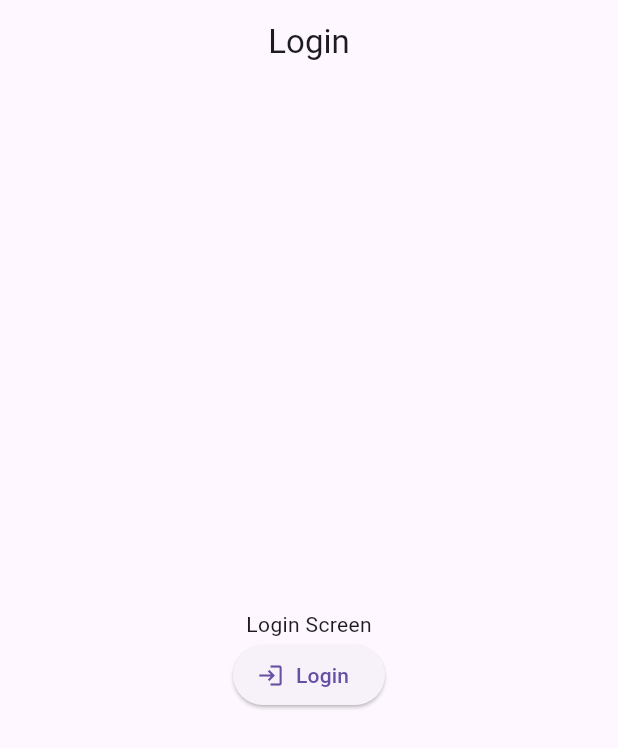
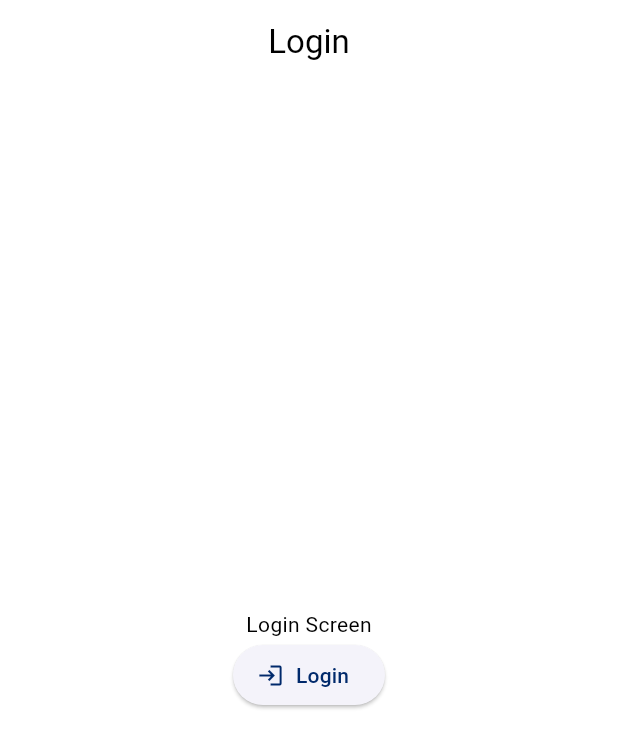
Before and after one commit to Daddy2054/project_setup, a Flutter app: the screen it shows after launch, on a phone screen of 412 x 824 dp. Shown: the top 748 px of the screen. Run offline on Flutter 3.47's test engine with Material 3 defaults, Android fonts, the phone set to English and light mode, and no system bars; our stand-ins replace connectivity_plus, dio, firebase_analytics, firebase_core, firebase_crashlytics, flex_color_scheme and 8 more; missing offline and left inert: dio_http_formatter, flutter_screen_lock; accounts and stored records are empty; generated files the repository leaves out were written again.

Commit message:
Flex Color Scheme.mp4

```diff
--- /dev/null
+++ b/lib/core/theme/app_theme.dart
@@ -0,0 +1,121 @@
+import 'package:flex_color_scheme/flex_color_scheme.dart';
+import 'package:flutter/material.dart';
+
+import 'package:project_setup/core/theme/theme_const.dart';
+
+mixin AppThemeMixin {
+  final lightTheme = ThemeData(
+    primarySwatch: Colors.pink,
+    brightness: Brightness.light,
+    bottomNavigationBarTheme: const BottomNavigationBarThemeData(
+      backgroundColor: Colors.pinkAccent,
+      selectedItemColor: Colors.white,
+      unselectedItemColor: Colors.grey,
+      selectedLabelStyle: TextStyle(
+        color: Colors.white,
+        fontSize: 14,
+        fontWeight: FontWeight.w700,
+      ),
+      unselectedLabelStyle: TextStyle(
+        color: Colors.grey,
+        fontSize: 12,
+        fontWeight: FontWeight.w500,
+      ),
+    ),
+    textTheme: ThemeData.light().textTheme.copyWith(
+          labelLarge: const TextStyle(
+            fontSize: 24,
+            color: Colors.black,
+          ),
+        ),
+  );
+
+  final darkTheme = ThemeData(
+    colorScheme: const ColorScheme.dark().copyWith(
+      primary: Colors.amber,
+    ),
+    brightness: Brightness.dark,
+    bottomNavigationBarTheme: const BottomNavigationBarThemeData(
+      backgroundColor: Colors.black38,
+      selectedItemColor: Colors.white,
+      unselectedItemColor: Colors.grey,
+      selectedLabelStyle: TextStyle(
+        color: Colors.white,
+        fontSize: 14,
+        fontWeight: FontWeight.w700,
+      ),
+      unselectedLabelStyle: TextStyle(
+        color: Colors.grey,
+        fontSize: 12,
+        fontWeight: FontWeight.w500,
+      ),
+    ),
+  );
+
+  FlexSubThemesData flexSubThemesDataLight = const FlexSubThemesData(
+    blendOnLevel: 10,
+    blendOnColors: false,
+    bottomNavigationBarSelectedLabelSchemeColor: SchemeColor.primary,
+    bottomNavigationBarUnselectedLabelSchemeColor: SchemeColor.tertiary,
+    bottomNavigationBarSelectedIconSchemeColor: SchemeColor.primary,
+    bottomNavigationBarUnselectedIconSchemeColor: SchemeColor.tertiary,
+    bottomNavigationBarBackgroundSchemeColor: SchemeColor.primaryContainer,
+    bottomNavigationBarElevation: 4.5,
+    navigationBarSelectedLabelSchemeColor: SchemeColor.onSecondary,
+    navigationBarUnselectedLabelSchemeColor: SchemeColor.surface,
+    navigationBarSelectedIconSchemeColor: SchemeColor.onSecondary,
+    navigationBarUnselectedIconSchemeColor: SchemeColor.surface,
+    navigationBarIndicatorOpacity: 0.25,
+    navigationBarBackgroundSchemeColor: SchemeColor.secondary,
+  );
+
+  FlexSubThemesData flexSubThemesDataDark = const FlexSubThemesData(
+    blendOnLevel: 20,
+    bottomNavigationBarSelectedLabelSchemeColor: SchemeColor.primary,
+    bottomNavigationBarUnselectedLabelSchemeColor: SchemeColor.tertiary,
+    bottomNavigationBarSelectedIconSchemeColor: SchemeColor.primary,
+    bottomNavigationBarUnselectedIconSchemeColor: SchemeColor.tertiary,
+    bottomNavigationBarBackgroundSchemeColor: SchemeColor.primaryContainer,
+    bottomNavigationBarElevation: 4.5,
+    navigationBarSelectedLabelSchemeColor: SchemeColor.onSecondary,
+    navigationBarUnselectedLabelSchemeColor: SchemeColor.surface,
+    navigationBarSelectedIconSchemeColor: SchemeColor.onSecondary,
+    navigationBarUnselectedIconSchemeColor: SchemeColor.surface,
+    navigationBarIndicatorOpacity: 0.25,
+    navigationBarBackgroundSchemeColor: SchemeColor.secondary,
+  );
+
+  FlexSchemeData customFlexScheme = const FlexSchemeData(
+    name: 'Midnight blue',
+    description: 'Midnight blue theme, custom definition of all colors',
+    light: FlexSchemeColor(
+      primary: Color(0xFF00296B),
+      primaryContainer: Color(0xFFA0C2ED),
+      secondary: Color(0xFFD26900),
+      secondaryContainer: Color(0xFFFFD270),
+      tertiary: Color(0xFF5C5C95),
+      tertiaryContainer: Color(0xFFC8DBF8),
+    ),
+    dark: FlexSchemeColor(
+      primary: Color(0xFFB1CFF5),
+      primaryContainer: Color(0xFF3873BA),
+      secondary: Color(0xFFFFD270),
+      secondaryContainer: Color(0xFFD26900),
+      tertiary: Color(0xFFC9CBFC),
+      tertiaryContainer: Color(0xFF535393),
+    ),
+  );
+
+  ThemeMode currentTheme(String? theme) {
+    switch (theme) {
+      case null:
+        return ThemeMode.light;
+      case kLight:
+        return ThemeMode.light;
+      case kDark:
+        return ThemeMode.dark;
+      default:
+        return ThemeMode.system;
+    }
+  }
+}
--- /dev/null
+++ b/lib/core/theme/theme_const.dart
@@ -0,0 +1,2 @@
+const String kDark = "dark";
+const String kLight = "light";
--- a/lib/features/dashboard/presentation/ui/widget/bottom_navigation_widget.dart
+++ b/lib/features/dashboard/presentation/ui/widget/bottom_navigation_widget.dart
@@ -25,19 +25,19 @@ class _BottomNavigationWidgetState
       currentIndex: index,
 
       onTap: (value) => _onItemTapped(value),
-      selectedItemColor: Colors.green,
-      unselectedItemColor: Colors.grey,
+      // selectedItemColor: Colors.green,
+      // unselectedItemColor: Colors.grey,
       showUnselectedLabels: true,
-      selectedLabelStyle: const TextStyle(
-        color: Colors.green,
-        fontSize: 14,
-        fontWeight: FontWeight.w700,
-      ),
-      unselectedLabelStyle: const TextStyle(
-        color: Colors.grey,
-        fontSize: 12,
-        fontWeight: FontWeight.w500,
-      ),
+      // selectedLabelStyle: const TextStyle(
+      //   color: Colors.green,
+      //   fontSize: 14,
+      //   fontWeight: FontWeight.w700,
+      // ),
+      // unselectedLabelStyle: const TextStyle(
+      //   color: Colors.grey,
+      //   fontSize: 12,
+      //   fontWeight: FontWeight.w500,
+      // ),
       items: const [
         BottomNavigationBarItem(
           activeIcon: Icon(Icons.home),
--- a/lib/main_widget.dart
+++ b/lib/main_widget.dart
@@ -1,11 +1,14 @@
 import 'dart:io';
 
 import 'package:dio/dio.dart';
+import 'package:flex_color_scheme/flex_color_scheme.dart';
 import 'package:flutter/material.dart';
 import 'package:flutter_gen/gen_l10n/app_localizations.dart';
 import 'package:flutter_localizations/flutter_localizations.dart';
 import 'package:flutter_riverpod/flutter_riverpod.dart';
 import 'package:project_setup/core/firebase/crashlytics/crashlytics.dart';
+import 'package:project_setup/core/theme/app_theme.dart';
+import 'package:project_setup/core/theme/theme_const.dart';
 import 'package:upgrader/upgrader.dart';
 
 import 'package:project_setup/base/base_consumer_state.dart';
@@ -23,7 +26,8 @@ class MainWidget extends ConsumerStatefulWidget {
   ConsumerState<MainWidget> createState() => _MainWidgetState();
 }
 
-class _MainWidgetState extends BaseConsumerState<MainWidget> {
+class _MainWidgetState extends BaseConsumerState<MainWidget> with  AppThemeMixin {
+
   final GlobalKey<ScaffoldMessengerState> scaffoldMessengerKey = GlobalKey();
   // final GlobalKey<NavigatorState> navigatorKey = GlobalKey();
 
@@ -94,12 +98,22 @@ class _MainWidgetState extends BaseConsumerState<MainWidget> {
       ],
       supportedLocales: AppLocales.supportedLocales,
       locale: AppLocales.en.locale,
-      theme: ThemeData(
-        primarySwatch: Colors.blue,
+      theme: FlexThemeData.light(
+        colors: customFlexScheme.light,
+        surfaceMode: FlexSurfaceMode.levelSurfacesLowScaffold,
+        blendLevel: 9,
+        subThemesData: flexSubThemesDataLight,
+        visualDensity: FlexColorScheme.comfortablePlatformDensity,
       ),
-      // home: isAppInBackground
-      //     ? const ColoredBox(color: Colors.black)
-      //     : const SettingScreen(),
+      darkTheme: FlexThemeData.dark(
+        colors: customFlexScheme.dark,
+        surfaceMode: FlexSurfaceMode.levelSurfacesLowScaffold,
+        blendLevel: 15,
+        subThemesData: flexSubThemesDataDark,
+        visualDensity: FlexColorScheme.comfortablePlatformDensity,
+      ),
+      themeMode: currentTheme(kLight),
+      //home: isAppInBackground ? const ColoredBox(color: Colors.black) : const SettingScreen(),
     );
   }
 
--- a/pubspec.yaml
+++ b/pubspec.yaml
@@ -18,6 +18,7 @@ dependencies:
   firebase_analytics: ^10.8.0
   firebase_core: ^2.24.2
   firebase_crashlytics: ^3.4.9
+  flex_color_scheme: ^7.3.1
   flutter:
     sdk: flutter
   # https://pub.dev/packages/flutter_dotenv
```
Also changed, not shown: pubspec.lock.
